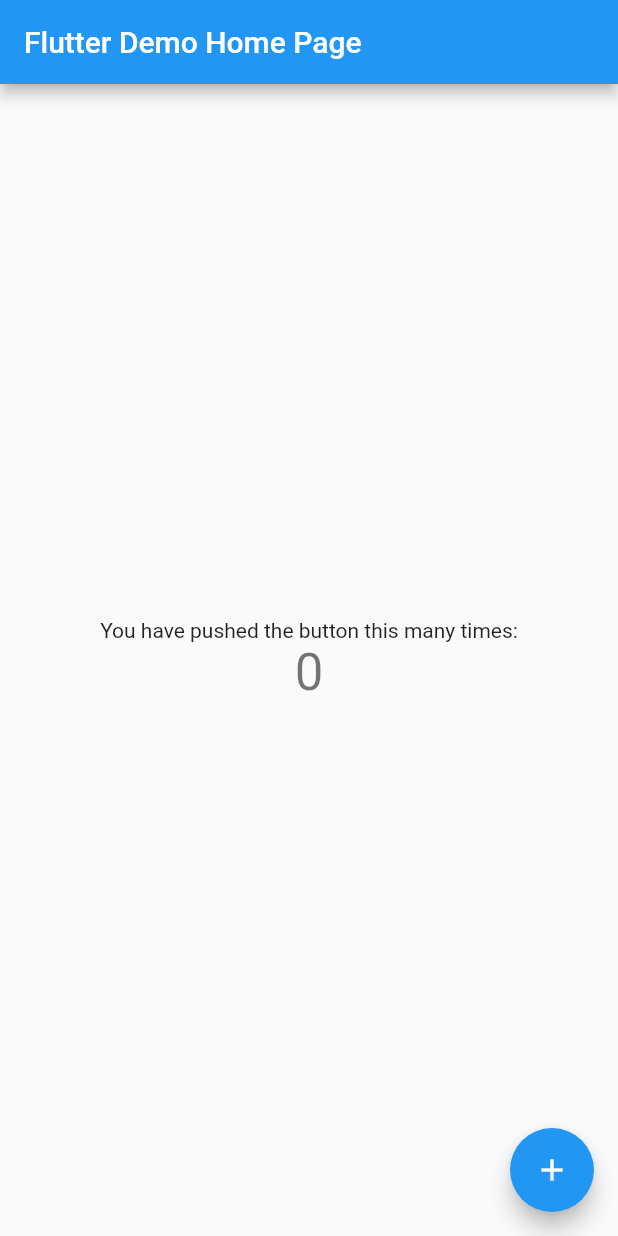
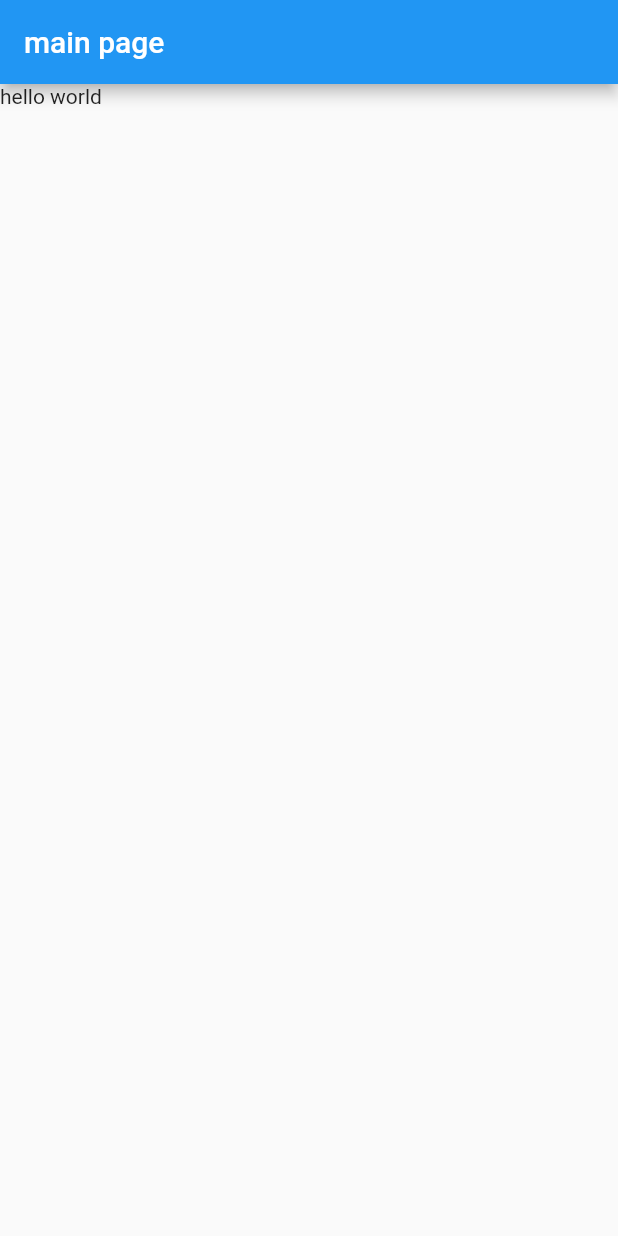
Before and after one commit to sabin149/flutter-assigment, a Flutter app: the screen it shows after launch, on a phone screen of 412 x 824 dp. Run offline on Flutter 3.47's test engine with Material 2 defaults, Android fonts, the phone set to English and light mode, and no system bars.

```diff
--- a/lib/main.dart
+++ b/lib/main.dart
@@ -6,110 +6,32 @@ void main() {
 
 class MyApp extends StatelessWidget {
   const MyApp({Key? key}) : super(key: key);
-
-  // This widget is the root of your application.
   @override
   Widget build(BuildContext context) {
-    return MaterialApp(
+    return const MaterialApp(
       title: 'Flutter Demo',
-      theme: ThemeData(
-        // This is the theme of your application.
-        //
-        // Try running your application with "flutter run". You'll see the
-        // application has a blue toolbar. Then, without quitting the app, try
-        // changing the primarySwatch below to Colors.green and then invoke
-        // "hot reload" (press "r" in the console where you ran "flutter run",
-        // or simply save your changes to "hot reload" in a Flutter IDE).
-        // Notice that the counter didn't reset back to zero; the application
-        // is not restarted.
-        primarySwatch: Colors.blue,
-      ),
-      home: const MyHomePage(title: 'Flutter Demo Home Page'),
+      home: MyHomePage(),
     );
   }
 }
 
 class MyHomePage extends StatefulWidget {
-  const MyHomePage({Key? key, required this.title}) : super(key: key);
-
-  // This widget is the home page of your application. It is stateful, meaning
-  // that it has a State object (defined below) that contains fields that affect
-  // how it looks.
-
-  // This class is the configuration for the state. It holds the values (in this
-  // case the title) provided by the parent (in this case the App widget) and
-  // used by the build method of the State. Fields in a Widget subclass are
-  // always marked "final".
-
-  final String title;
+  const MyHomePage({Key? key}) : super(key: key);
 
   @override
   State<MyHomePage> createState() => _MyHomePageState();
 }
 
 class _MyHomePageState extends State<MyHomePage> {
-  int _counter = 0;
-
-  void _incrementCounter() {
-    setState(() {
-      // This call to setState tells the Flutter framework that something has
-      // changed in this State, which causes it to rerun the build method below
-      // so that the display can reflect the updated values. If we changed
-      // _counter without calling setState(), then the build method would not be
-      // called again, and so nothing would appear to happen.
-      _counter++;
-    });
-  }
-
   @override
   Widget build(BuildContext context) {
-    // This method is rerun every time setState is called, for instance as done
-    // by the _incrementCounter method above.
-    //
-    // The Flutter framework has been optimized to make rerunning build methods
-    // fast, so that you can just rebuild anything that needs updating rather
-    // than having to individually change instances of widgets.
+
     return Scaffold(
       appBar: AppBar(
-        // Here we take the value from the MyHomePage object that was created by
-        // the App.build method, and use it to set our appbar title.
-        title: Text(widget.title),
+
+        title:const Text("main page"),
       ),
-      body: Center(
-        // Center is a layout widget. It takes a single child and positions it
-        // in the middle of the parent.
-        child: Column(
-          // Column is also a layout widget. It takes a list of children and
-          // arranges them vertically. By default, it sizes itself to fit its
-          // children horizontally, and tries to be as tall as its parent.
-          //
-          // Invoke "debug painting" (press "p" in the console, choose the
-          // "Toggle Debug Paint" action from the Flutter Inspector in Android
-          // Studio, or the "Toggle Debug Paint" command in Visual Studio Code)
-          // to see the wireframe for each widget.
-          //
-          // Column has various properties to control how it sizes itself and
-          // how it positions its children. Here we use mainAxisAlignment to
-          // center the children vertically; the main axis here is the vertical
-          // axis because Columns are vertical (the cross axis would be
-          // horizontal).
-          mainAxisAlignment: MainAxisAlignment.center,
-          children: <Widget>[
-            const Text(
-              'You have pushed the button this many times:',
-            ),
-            Text(
-              '$_counter',
-              style: Theme.of(context).textTheme.headline4,
-            ),
-          ],
-        ),
-      ),
-      floatingActionButton: FloatingActionButton(
-        onPressed: _incrementCounter,
-        tooltip: 'Increment',
-        child: const Icon(Icons.add),
-      ), // This trailing comma makes auto-formatting nicer for build methods.
+body:const Text("hello world")
     );
   }
 }
```
Also changed, not shown: 1 other file.
